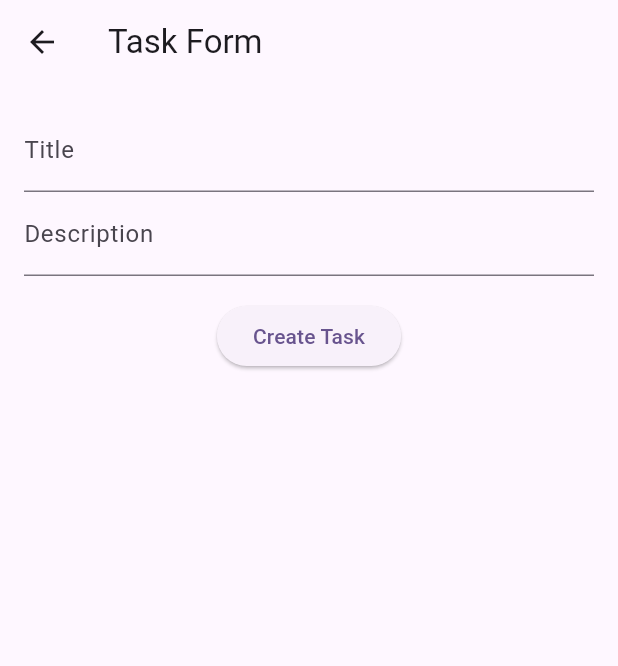
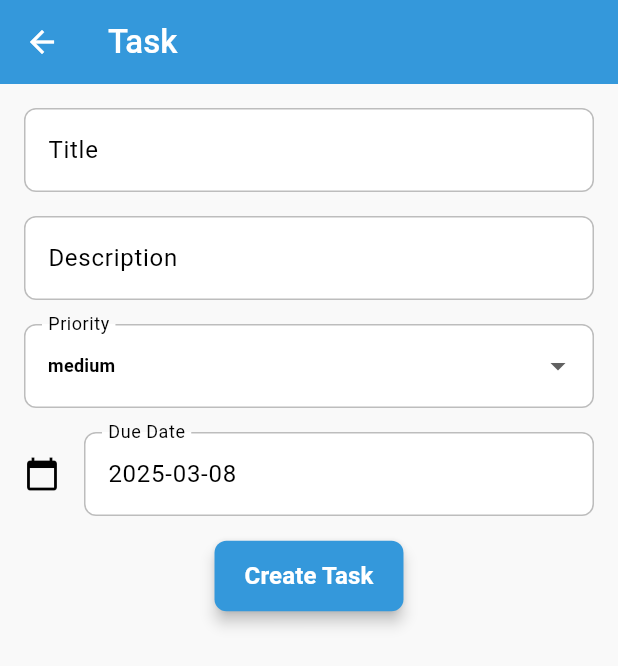
Before and after one commit to heyjuns/task_management_app, a Flutter app: the TaskFormScreen screen opened by its route, on a phone screen of 412 x 824 dp. Shown: the top 666 px of the screen. Run offline on Flutter 3.47's test engine with Material 3 defaults, Android fonts, the phone set to English and light mode, and no system bars; our stand-ins replace cloud_firestore, dartz, firebase_core, flutter_hooks, flutter_riverpod, freezed_annotation and 3 more; accounts and stored records are empty.

Commit message:
init app ui and adjustment

```diff
--- a/lib/main.dart
+++ b/lib/main.dart
@@ -3,6 +3,7 @@ import 'package:flutter/material.dart';
 import 'package:flutter_riverpod/flutter_riverpod.dart';
 import 'package:task_management_app/firebase_options.dart';
 import 'package:task_management_app/presentation/routing/routers/router.dart';
+import 'package:task_management_app/ui/theme/app_theme.dart';
 
 void main() async {
   WidgetsFlutterBinding.ensureInitialized();
@@ -18,9 +19,7 @@ class MyApp extends ConsumerWidget {
     return ProviderScope(
       child: MaterialApp.router(
         debugShowCheckedModeBanner: false,
-        theme: ThemeData(
-          colorScheme: ColorScheme.fromSeed(seedColor: Colors.deepPurple),
-        ),
+        theme: AppTheme.lightTheme,
         routerConfig: goRouter,
       ),
     );
--- a/lib/presentation/task/task_form_screen.dart
+++ b/lib/presentation/task/task_form_screen.dart
@@ -1,37 +1,90 @@
 import 'package:flutter/material.dart';
-import 'package:flutter_riverpod/flutter_riverpod.dart';
+import 'package:flutter_hooks/flutter_hooks.dart';
+import 'package:hooks_riverpod/hooks_riverpod.dart';
 import 'package:task_management_app/domain/domain.dart';
 import 'package:task_management_app/presentation/routing/args/task_edit_args.dart';
 import 'package:uuid/v8.dart';
+import 'package:intl/intl.dart';
+import '../../application/application.dart';
+import '../../ui/ui.dart';
 
-import '../../application/application.dart';
-
-class TaskFormScreen extends ConsumerWidget {
+class TaskFormScreen extends HookConsumerWidget {
   final TaskEditArgs? args;
 
   const TaskFormScreen({super.key, this.args});
 
   @override
   Widget build(BuildContext context, WidgetRef ref) {
-    final _formKey = GlobalKey<FormState>();
-    final _titleController = TextEditingController(
+    final formKey = GlobalKey<FormState>();
+    final titleController = useTextEditingController(
       text: args?.task?.title ?? '',
     );
-    final _descriptionController = TextEditingController(
+    final descriptionController = useTextEditingController(
       text: args?.task?.description ?? '',
     );
+    final priority = useState<TaskPriority>(
+      args?.task?.priority ?? TaskPriority.medium,
+    );
+    final dueDate = useState<DateTime?>(
+      args?.task?.dueDate ?? DateTime.now().add(const Duration(days: 1)),
+    );
+    final dueDateController = useTextEditingController(
+      text: DateFormat('yyyy-MM-dd').format(dueDate.value!),
+    );
+    return Scaffold(
+      appBar: AppBar(
+        title: AppText.titleLarge('Task'),
+        actions:
+            args?.task != null
+                ? [
+                  IconButton(
+                    icon: const Icon(Icons.delete, color: AppColors.errorColor),
+                    onPressed: () async {
+                      final confirmed = await showDialog(
+                        context: context,
+                        builder:
+                            (context) => AlertDialog(
+                              title: AppText.headlineMedium('Confirm Deletion'),
+                              content: AppText.bodyMedium(
+                                'Are you sure you want to delete this task?',
+                              ),
+                              actions: [
+                                TextButton(
+                                  onPressed:
+                                      () => Navigator.of(context).pop(false),
+                                  child: AppText.labelMedium('Cancel'),
+                                ),
+                                TextButton(
+                                  onPressed:
+                                      () => Navigator.of(context).pop(true),
+                                  child: AppText.labelMedium('Delete'),
+                                ),
+                              ],
+                            ),
+                      );
 
-    return Scaffold(
-      appBar: AppBar(title: const Text('Task Form')),
-      body: Padding(
+                      if (confirmed ?? false) {
+                        ref
+                            .read(taskNotifierProvider.notifier)
+                            .deleteTask(args!.task!.id);
+                        if (!context.mounted) return;
+                        Navigator.of(context).pop();
+                      }
+                    },
+                  ),
+                ]
+                : const [],
+      ),
+      body: SingleChildScrollView(
+        child: Padding(
           padding: const EdgeInsets.all(16.0),
           child: Form(
-          key: _formKey,
+            key: formKey,
             child: Column(
               children: [
                 TextFormField(
-                controller: _titleController,
-                decoration: const InputDecoration(labelText: 'Title'),
+                  controller: titleController,
+                  decoration: InputDecoration(labelText: 'Title'),
                   validator: (value) {
                     if (value == null || value.isEmpty) {
                       return 'Please enter a title';
@@ -39,9 +92,10 @@ class TaskFormScreen extends ConsumerWidget {
                     return null;
                   },
                 ),
+                AppSpacingWidgets.mediumVerticalSpacer,
                 TextFormField(
-                controller: _descriptionController,
-                decoration: const InputDecoration(labelText: 'Description'),
+                  controller: descriptionController,
+                  decoration: InputDecoration(labelText: 'Description'),
                   validator: (value) {
                     if (value == null || value.isEmpty) {
                       return 'Please enter a description';
@@ -49,30 +103,71 @@ class TaskFormScreen extends ConsumerWidget {
                     return null;
                   },
                 ),
-              const SizedBox(height: 16),
-              ElevatedButton(
-                onPressed: () {
-                  if (_formKey.currentState!.validate()) {
+                AppSpacingWidgets.mediumVerticalSpacer,
+                DropdownButtonFormField(
+                  value: priority.value,
+                  items:
+                      TaskPriority.values.map((priority) {
+                        return DropdownMenuItem(
+                          value: priority,
+                          child: AppText.labelMedium(priority.name),
+                        );
+                      }).toList(),
+                  onChanged: (value) {
+                    priority.value = value as TaskPriority;
+                  },
+                  decoration: InputDecoration(labelText: 'Priority'),
+                ),
+                AppSpacingWidgets.mediumVerticalSpacer,
+                TextField(
+                  controller: dueDateController,
+                  decoration: InputDecoration(
+                    labelText: 'Due Date',
+                    icon: const Icon(Icons.calendar_today),
+                  ),
+                  readOnly: true,
+                  onTap: () async {
+                    final pickedDate = await showDatePicker(
+                      context: context,
+                      initialDate: dueDate.value!,
+                      firstDate: DateTime(1950),
+                      lastDate: DateTime(2100),
+                    );
+                    if (pickedDate != null) {
+                      dueDate.value = pickedDate;
+                      dueDateController.text = DateFormat(
+                        'yyyy-MM-dd',
+                      ).format(dueDate.value!);
+                    }
+                  },
+                ),
+                AppSpacingWidgets.mediumVerticalSpacer,
+                AppButtonTypes.primaryButton(
+                  args?.task != null ? 'Update Task' : 'Create Task',
+                  () {
+                    if (formKey.currentState!.validate()) {
                       final newTask = TaskEntity(
                         id: args?.task?.id ?? UuidV8().generate(),
-                      title: _titleController.text,
-                      description: _descriptionController.text,
-                      dueDate: DateTime.now().add(const Duration(days: 1)),
-                      priority: TaskPriority.medium,
+                        title: titleController.text,
+                        description: descriptionController.text,
+                        dueDate: dueDate.value!,
+                        priority: priority.value,
                       );
                       if (args?.task != null) {
                         ref
                             .read(taskNotifierProvider.notifier)
                             .updateTask(newTask);
                       } else {
-                      ref.read(taskNotifierProvider.notifier).addTask(newTask);
+                        ref
+                            .read(taskNotifierProvider.notifier)
+                            .addTask(newTask);
                       }
                       Navigator.of(context).pop();
                     }
                   },
-                child: Text(args?.task != null ? 'Update Task' : 'Create Task'),
                 ),
               ],
+            ),
           ),
         ),
       ),
--- /dev/null
+++ b/lib/ui/theme/app_border_radius.dart
@@ -0,0 +1,18 @@
+import 'package:flutter/material.dart';
+
+import 'app_spacing.dart';
+
+class AppBorderRadius {
+  static const BorderRadius tiny = BorderRadius.all(
+    Radius.circular(AppSpacing.tiny),
+  );
+  static const BorderRadius small = BorderRadius.all(
+    Radius.circular(AppSpacing.small),
+  );
+  static const BorderRadius medium = BorderRadius.all(
+    Radius.circular(AppSpacing.medium),
+  );
+  static const BorderRadius large = BorderRadius.all(
+    Radius.circular(AppSpacing.large),
+  );
+}
--- /dev/null
+++ b/lib/ui/theme/app_colors.dart
@@ -0,0 +1,15 @@
+import 'package:flutter/widgets.dart';
+
+class AppColors {
+  static const Color primaryColor = Color(0xFF3498DB); // Bright Blue
+  static const Color secondaryColor = Color(0xFFE74C3C); // Vibrant Red
+  static const Color accentColor = Color(0xFF8BC34A); // Fresh Green
+  static const Color backgroundColor = Color(0xFFF9F9F9); // Light Gray
+  static const Color textColor = Color(0xFF333333); // Dark Gray
+  static const Color textSecondaryColor = Color(0xFF666666); // Medium Gray
+
+  static const Color successColor = Color(0xFF2ECC71); // Bright Green
+  static const Color errorColor = Color(0xFFC0392B); // Deep Red
+  static const Color warningColor = Color(0xFFF1C40F); // Vibrant Orange
+  static const Color infoColor = Color(0xFF2980B9); // Deep Blue
+}
--- /dev/null
+++ b/lib/ui/theme/app_spacing.dart
@@ -0,0 +1,7 @@
+class AppSpacing {
+  static const double tiny = 4.0;
+  static const double small = 8.0;
+  static const double medium = 16.0;
+  static const double large = 24.0;
+  static const double extraLarge = 32.0;
+}
--- /dev/null
+++ b/lib/ui/theme/app_theme.dart
@@ -0,0 +1,120 @@
+import 'package:flutter/material.dart';
+import 'package:flutter/services.dart';
+
+import 'theme.dart';
+
+class AppTheme {
+  static const Color primaryColor = AppColors.primaryColor;
+  static const Color secondaryColor = AppColors.secondaryColor;
+  static const Color errorColor = AppColors.errorColor;
+
+  static ThemeData lightTheme = ThemeData(
+    brightness: Brightness.light,
+    primaryColor: primaryColor,
+    scaffoldBackgroundColor: AppColors.backgroundColor,
+    appBarTheme: const AppBarTheme(
+      backgroundColor: primaryColor,
+      systemOverlayStyle: SystemUiOverlayStyle(
+        statusBarColor: Colors.transparent,
+      ),
+      titleTextStyle: TextStyle(
+        color: Colors.white,
+        fontSize: 20,
+        fontWeight: FontWeight.bold,
+      ),
+      iconTheme: IconThemeData(color: Colors.white),
+    ),
+    colorScheme: ColorScheme.light(
+      primary: primaryColor,
+      secondary: secondaryColor,
+      error: errorColor,
+    ),
+    textTheme: textTheme,
+    elevatedButtonTheme: elevatedButtonTheme,
+    inputDecorationTheme: inputDecorationTheme,
+  );
+
+  static ThemeData darkTheme = ThemeData(
+    brightness: Brightness.dark,
+    primaryColor: primaryColor,
+    scaffoldBackgroundColor: Colors.black,
+    appBarTheme: const AppBarTheme(
+      backgroundColor: primaryColor,
+      titleTextStyle: TextStyle(
+        color: Colors.white,
+        fontSize: 20,
+        fontWeight: FontWeight.bold,
+      ),
+      iconTheme: IconThemeData(color: Colors.white),
+    ),
+    colorScheme: ColorScheme.dark(
+      primary: primaryColor,
+      secondary: secondaryColor,
+      error: errorColor,
+    ),
+    textTheme: textTheme,
+    elevatedButtonTheme: elevatedButtonTheme,
+    inputDecorationTheme: inputDecorationTheme,
+  );
+
+  static const TextTheme textTheme = TextTheme(
+    // Display (formerly headline1-3)
+    displayLarge: TextStyle(
+      fontSize: 57,
+      fontWeight: FontWeight.bold,
+      letterSpacing: -0.25,
+    ),
+    displayMedium: TextStyle(fontSize: 45, fontWeight: FontWeight.bold),
+    displaySmall: TextStyle(fontSize: 36, fontWeight: FontWeight.bold),
+
+    // Headline (formerly headline4-6)
+    headlineLarge: TextStyle(fontSize: 32, fontWeight: FontWeight.w600),
+    headlineMedium: TextStyle(fontSize: 28, fontWeight: FontWeight.w600),
+    headlineSmall: TextStyle(fontSize: 24, fontWeight: FontWeight.w600),
+
+    // Title
+    titleLarge: TextStyle(fontSize: 22, fontWeight: FontWeight.w500),
+    titleMedium: TextStyle(fontSize: 16, fontWeight: FontWeight.w500),
+    titleSmall: TextStyle(fontSize: 14, fontWeight: FontWeight.w500),
+
+    // Body
+    bodyLarge: TextStyle(fontSize: 16, fontWeight: FontWeight.normal),
+    bodyMedium: TextStyle(fontSize: 14, fontWeight: FontWeight.normal),
+    bodySmall: TextStyle(fontSize: 12, fontWeight: FontWeight.normal),
+
+    // Label (For buttons, captions, small text)
+    labelLarge: TextStyle(fontSize: 14, fontWeight: FontWeight.w600),
+    labelMedium: TextStyle(fontSize: 12, fontWeight: FontWeight.w600),
+    labelSmall: TextStyle(fontSize: 11, fontWeight: FontWeight.w600),
+  );
+
+  static ElevatedButtonThemeData elevatedButtonTheme = ElevatedButtonThemeData(
+    style: ElevatedButton.styleFrom(
+      foregroundColor: Colors.white,
+      backgroundColor: primaryColor,
+      shape: RoundedRectangleBorder(borderRadius: AppBorderRadius.small),
+      padding: const EdgeInsets.symmetric(vertical: 12, horizontal: 20),
+    ),
+  );
+
+  static InputDecorationTheme inputDecorationTheme = InputDecorationTheme(
+    filled: true,
+    fillColor: Colors.white,
+    border: OutlineInputBorder(
+      borderRadius: AppBorderRadius.small,
+      borderSide: BorderSide(color: Colors.grey.shade400),
+    ),
+    enabledBorder: OutlineInputBorder(
+      borderRadius: AppBorderRadius.small,
+      borderSide: BorderSide(color: Colors.grey.shade400),
+    ),
+    focusedBorder: OutlineInputBorder(
+      borderRadius: AppBorderRadius.small,
+      borderSide: BorderSide(color: primaryColor),
+    ),
+    errorBorder: OutlineInputBorder(
+      borderRadius: AppBorderRadius.small,
+      borderSide: BorderSide(color: errorColor),
+    ),
+  );
+}
--- /dev/null
+++ b/lib/ui/theme/theme.dart
@@ -0,0 +1,5 @@
+export 'app_border_radius.dart';
+export 'app_colors.dart';
+export 'app_padding.dart';
+export 'app_spacing.dart';
+export 'app_theme.dart';
--- /dev/null
+++ b/lib/ui/ui.dart
@@ -0,0 +1,2 @@
+export 'theme/theme.dart';
+export 'widget/widget.dart';
--- /dev/null
+++ b/lib/ui/widget/app_button.dart
@@ -0,0 +1,68 @@
+import 'package:flutter/material.dart';
+import 'package:task_management_app/ui/theme/app_colors.dart';
+
+import '../theme/app_border_radius.dart';
+
+class AppButton extends StatelessWidget {
+  final String text;
+  final VoidCallback onPressed;
+  final bool isPrimary;
+  final bool isSecondary;
+  final bool isOutline;
+  final bool isLoading;
+
+  const AppButton({
+    super.key,
+    required this.text,
+    required this.onPressed,
+    this.isPrimary = false,
+    this.isSecondary = false,
+    this.isOutline = false,
+    this.isLoading = false,
+  }) : assert(
+         !(isPrimary && isSecondary),
+         'Cannot be both primary and secondary',
+       );
+
+  @override
+  Widget build(BuildContext context) {
+    Color backgroundColor =
+        isPrimary
+            ? AppColors.primaryColor
+            : isSecondary
+            ? AppColors.secondaryColor
+            : Colors.grey;
+    Color textColor =
+        isPrimary || isSecondary ? Colors.white : AppColors.textColor;
+
+    return ElevatedButton(
+      style: ElevatedButton.styleFrom(
+        backgroundColor: isOutline ? Colors.transparent : backgroundColor,
+        foregroundColor: isOutline ? backgroundColor : textColor,
+        elevation: isOutline ? 0 : 4,
+        shape: RoundedRectangleBorder(
+          borderRadius: AppBorderRadius.small,
+          side:
+              isOutline
+                  ? BorderSide(color: backgroundColor, width: 1)
+                  : BorderSide.none,
+        ),
+      ),
+      onPressed: isLoading ? null : onPressed,
+      child:
+          isLoading
+              ? SizedBox(
+                width: 20,
+                height: 20,
+                child: CircularProgressIndicator(
+                  strokeWidth: 2,
+                  color:
+                      isPrimary || isSecondary
+                          ? Colors.white
+                          : AppColors.primaryColor,
+                ),
+              )
+              : Text(text, style: TextStyle(fontSize: 16)),
+    );
+  }
+}
--- /dev/null
+++ b/lib/ui/widget/app_button_types.dart
@@ -0,0 +1,32 @@
+import 'package:flutter/widgets.dart';
+import 'package:task_management_app/ui/widget/app_button.dart';
+
+class AppButtonTypes {
+  static AppButton primaryButton(String text, VoidCallback onPressed) {
+    return AppButton(
+      text: text,
+      onPressed: onPressed,
+      isPrimary: true,
+      isSecondary: false, // Explicitly set to false
+    );
+  }
+
+  static AppButton secondaryButton(String text, VoidCallback onPressed) {
+    return AppButton(
+      text: text,
+      onPressed: onPressed,
+      isPrimary: false, // Explicitly set to false
+      isSecondary: true,
+    );
+  }
+
+  static AppButton outlineButton(String text, VoidCallback onPressed) {
+    return AppButton(
+      text: text,
+      onPressed: onPressed,
+      isPrimary: false, // Explicitly set to false
+      isSecondary: false, // Explicitly set to false
+      isOutline: true,
+    );
+  }
+}
--- /dev/null
+++ b/lib/ui/widget/app_spacing_widget.dart
@@ -0,0 +1,21 @@
+import 'package:flutter/material.dart';
+
+import '../theme/app_spacing.dart';
+
+class AppSpacingWidgets {
+  static SizedBox tinyVerticalSpacer = SizedBox(height: AppSpacing.tiny);
+  static SizedBox smallVerticalSpacer = SizedBox(height: AppSpacing.small);
+  static SizedBox mediumVerticalSpacer = SizedBox(height: AppSpacing.medium);
+  static SizedBox largeVerticalSpacer = SizedBox(height: AppSpacing.large);
+  static SizedBox extraLargeVerticalSpacer = SizedBox(
+    height: AppSpacing.extraLarge,
+  );
+
+  static SizedBox tinyHorizontalSpacer = SizedBox(width: AppSpacing.tiny);
+  static SizedBox smallHorizontalSpacer = SizedBox(width: AppSpacing.small);
+  static SizedBox mediumHorizontalSpacer = SizedBox(width: AppSpacing.medium);
+  static SizedBox largeHorizontalSpacer = SizedBox(width: AppSpacing.large);
+  static SizedBox extraLargeHorizontalSpacer = SizedBox(
+    width: AppSpacing.extraLarge,
+  );
+}
--- /dev/null
+++ b/lib/ui/widget/app_text.dart
@@ -0,0 +1,46 @@
+import 'package:flutter/material.dart';
+
+class AppText extends StatelessWidget {
+  final String text;
+  final TextStyle? style;
+
+  const AppText.displayLarge(this.text, {super.key})
+    : style = const TextStyle(fontSize: 57, fontWeight: FontWeight.bold);
+  const AppText.displayMedium(this.text, {super.key})
+    : style = const TextStyle(fontSize: 45, fontWeight: FontWeight.bold);
+  const AppText.displaySmall(this.text, {super.key})
+    : style = const TextStyle(fontSize: 36, fontWeight: FontWeight.bold);
+
+  const AppText.headlineLarge(this.text, {super.key})
+    : style = const TextStyle(fontSize: 32, fontWeight: FontWeight.w600);
+  const AppText.headlineMedium(this.text, {super.key})
+    : style = const TextStyle(fontSize: 28, fontWeight: FontWeight.w600);
+  const AppText.headlineSmall(this.text, {super.key})
+    : style = const TextStyle(fontSize: 24, fontWeight: FontWeight.w600);
+
+  const AppText.titleLarge(this.text, {super.key})
+    : style = const TextStyle(fontSize: 22, fontWeight: FontWeight.w500);
+  const AppText.titleMedium(this.text, {super.key})
+    : style = const TextStyle(fontSize: 16, fontWeight: FontWeight.w500);
+  const AppText.titleSmall(this.text, {super.key})
+    : style = const TextStyle(fontSize: 14, fontWeight: FontWeight.w500);
+
+  const AppText.bodyLarge(this.text, {super.key})
+    : style = const TextStyle(fontSize: 16);
+  const AppText.bodyMedium(this.text, {super.key})
+    : style = const TextStyle(fontSize: 14);
+  const AppText.bodySmall(this.text, {super.key})
+    : style = const TextStyle(fontSize: 12);
+
+  const AppText.labelLarge(this.text, {super.key})
+    : style = const TextStyle(fontSize: 14, fontWeight: FontWeight.w600);
+  const AppText.labelMedium(this.text, {super.key})
+    : style = const TextStyle(fontSize: 12, fontWeight: FontWeight.w600);
+  const AppText.labelSmall(this.text, {super.key})
+    : style = const TextStyle(fontSize: 11, fontWeight: FontWeight.w600);
+
+  @override
+  Widget build(BuildContext context) {
+    return Text(text, style: style);
+  }
+}
--- /dev/null
+++ b/lib/ui/widget/widget.dart
@@ -0,0 +1,4 @@
+export 'app_button.dart';
+export 'app_button_types.dart';
+export 'app_spacing_widget.dart';
+export 'app_text.dart';
--- a/pubspec.yaml
+++ b/pubspec.yaml
@@ -46,6 +46,9 @@ dependencies:
   path: ^1.9.1
   firebase_core: ^3.12.1
   uuid: ^4.5.1
+  intl: ^0.20.2
+  flutter_hooks: ^0.21.2
+  hooks_riverpod: ^2.6.1
 
 dev_dependencies:
   flutter_test:
```
Also changed, not shown: lib/presentation/task/task_list_screen.dart (+39 -21 lines), lib/presentation/task/widget/task_view.dart (added, +11 -0 lines), lib/ui/theme/app_padding.dart (added, +30 -0 lines), pubspec.lock. Lines whose indentation alone changed are shown as unchanged.
